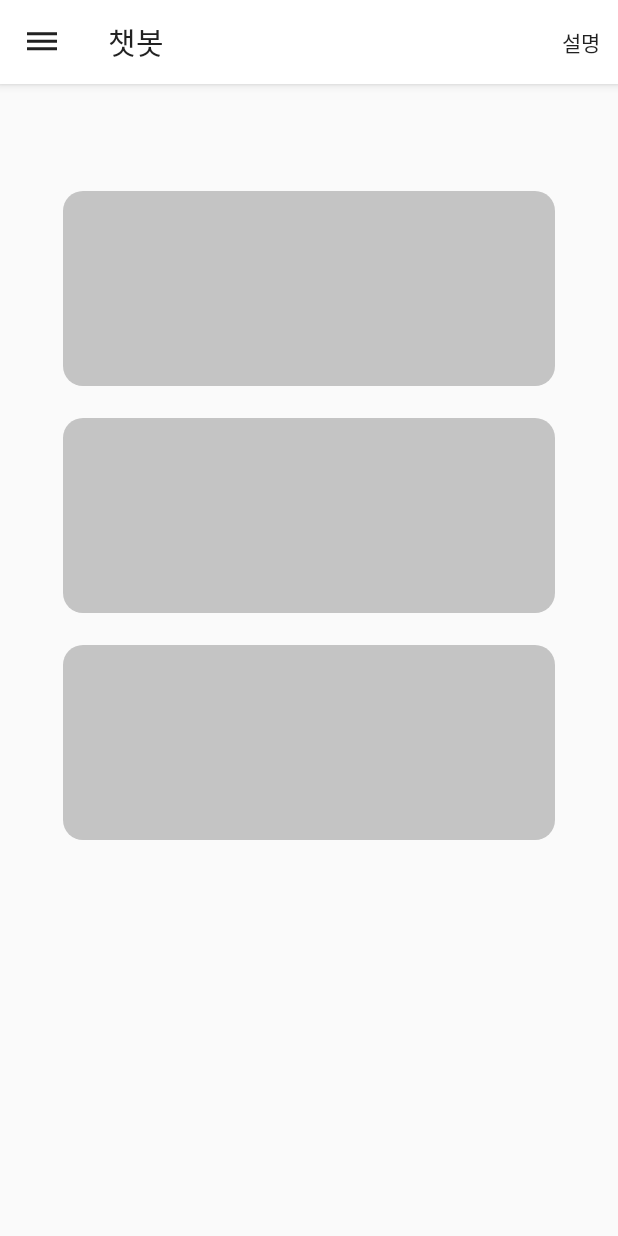
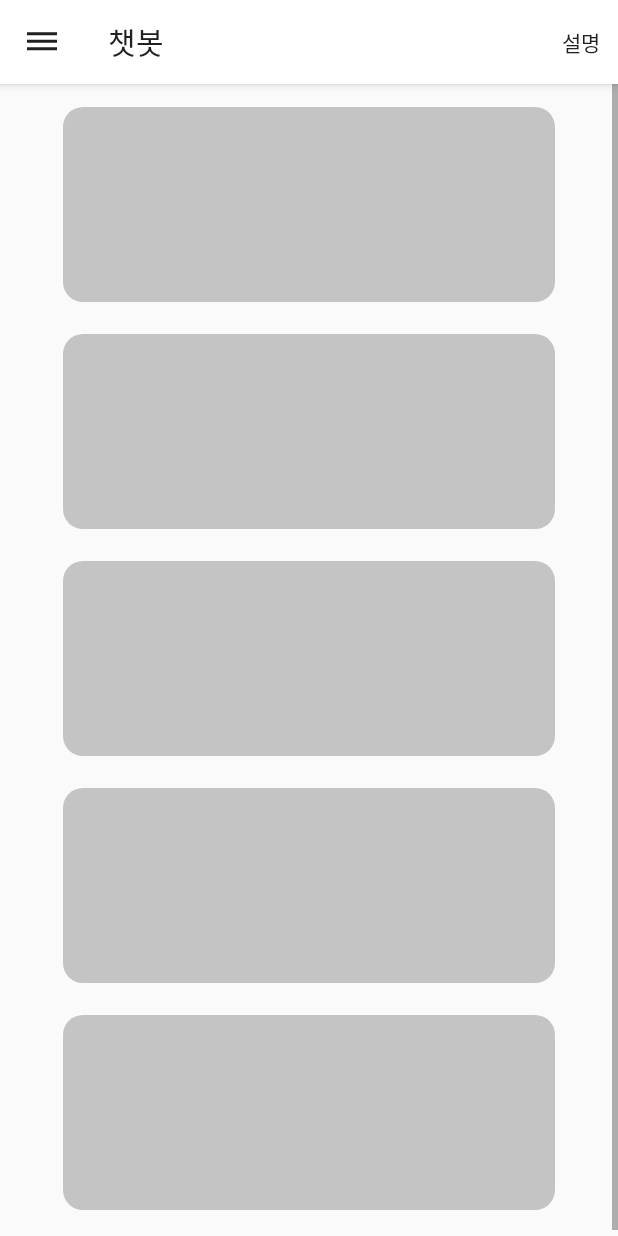
Before and after one commit to food-chatbot/food-chatbot, an Android app: the fragment TipFragment placed in its activity, on a phone screen of 412 x 824 dp. Run offline under Robolectric (Android 15) with nearby library versions, the phone set to English and light mode, and no system bars; our stand-ins replace Firebase (no records; nobody signed in at launch, a user with empty details on screens opened directly).

Commit message:
건강 Tip탭 첫 번째 팁 연결, 페이지 어댑터 구현

```diff
--- a/app/src/main/AndroidManifest.xml
+++ b/app/src/main/AndroidManifest.xml
@@ -25,6 +25,7 @@
         </activity>
         <activity android:name=".DiaryView"></activity>
         <activity android:name=".DiaryViewEdit"></activity>
+        <activity android:name=".TipActivity"></activity>
     </application>
 
 </manifest>
--- a/app/src/main/java/com/example/chatbot/TipFragment.java
+++ b/app/src/main/java/com/example/chatbot/TipFragment.java
@@ -1,5 +1,6 @@
 package com.example.chatbot;
 
+import android.content.Intent;
 import android.os.Bundle;
 import android.view.LayoutInflater;
 import android.view.View;
@@ -13,7 +14,7 @@ import androidx.fragment.app.Fragment;
 public class TipFragment extends Fragment {
 
     private View view;
-    ImageView cardView;
+    ImageView tip1;
 
 
     @Nullable
@@ -21,6 +22,17 @@ public class TipFragment extends Fragment {
     public View onCreateView(@NonNull LayoutInflater inflater, @Nullable ViewGroup container, @Nullable Bundle savedInstanceState) {
         view = inflater.inflate(R.layout.tip, container, false);
 
+        tip1 = view.findViewById(R.id.tip1);
+
+        tip1.setOnClickListener(new View.OnClickListener() {
+            @Override
+            public void onClick(View view) {
+
+                Intent intent = new Intent(getActivity(), TipActivity.class);
+                startActivity(intent);
+
+            }
+        });
         return view;
     }
 }
--- a/app/src/main/res/layout/tip.xml
+++ b/app/src/main/res/layout/tip.xml
@@ -16,7 +16,7 @@
             android:layout_width="match_parent"
             android:layout_height="wrap_content"
             android:orientation="vertical"
-            android:layout_marginTop="71dp">
+            android:layout_marginTop="15dp">
 
             <ImageView
                 android:id="@+id/tip1"
@@ -42,7 +42,21 @@
                 android:layout_marginBottom="21dp"
                 android:layout_gravity="center"/>
 
+            <ImageView
+                android:id="@+id/tip4"
+                android:layout_width="328dp"
+                android:layout_height="130dp"
+                android:background="@drawable/tip_border"
+                android:layout_marginBottom="21dp"
+                android:layout_gravity="center"/>
 
+            <ImageView
+                android:id="@+id/tip5"
+                android:layout_width="328dp"
+                android:layout_height="130dp"
+                android:background="@drawable/tip_border"
+                android:layout_marginBottom="21dp"
+                android:layout_gravity="center"/>
 
         </LinearLayout>
 
```
Also changed, not shown: app/src/main/java/com/example/chatbot/TipActivity.java (added, +136 -0 lines), app/src/main/java/com/example/chatbot/TipAdapter.java (added, +104 -0 lines), app/src/main/res/drawable/brightness_1.xml (added, +10 -0 lines), app/src/main/res/drawable/brightness_2.xml (added, +10 -0 lines), app/src/main/res/drawable/brightness_3.xml (added, +10 -0 lines), app/src/main/res/drawable/brightness_4.xml (added, +10 -0 lines), app/src/main/res/drawable/brightness_5.xml (added, +10 -0 lines), app/src/main/res/layout/tip_view.xml (added, +53 -0 lines), app/src/main/res/layout/tip_viewpager.xml (added, +15 -0 lines).
